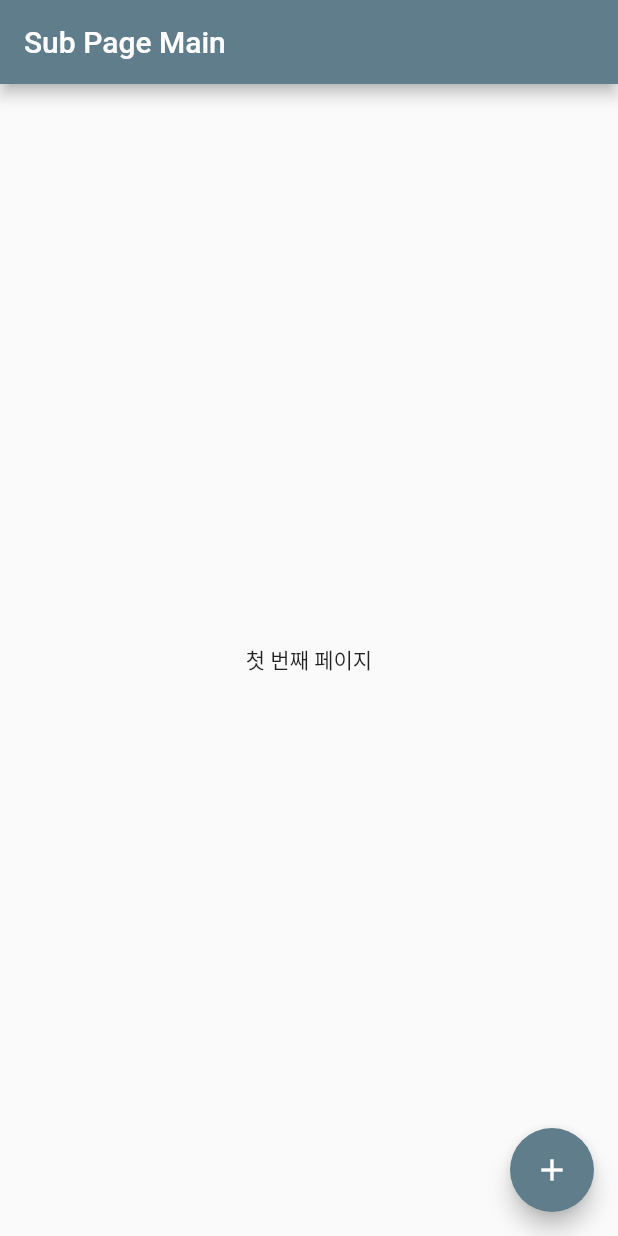
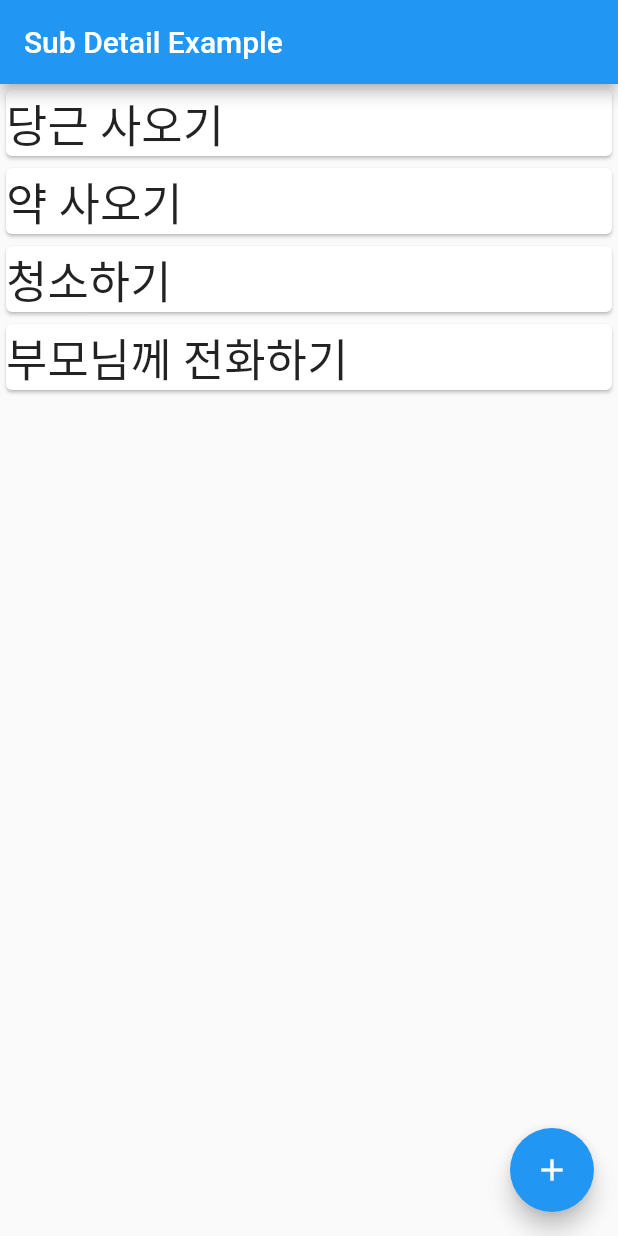
Before and after one commit to seunggyundev/navi_study, a Flutter app: the screen it shows after launch, on a phone screen of 412 x 824 dp. Run offline on Flutter 3.47's test engine with Material 2 defaults, Android fonts, the phone set to English and light mode, and no system bars.

Commit message:
third commit

```diff
--- a/lib/main.dart
+++ b/lib/main.dart
@@ -1,22 +1,25 @@
 import 'package:flutter/material.dart';
+import 'subDetail.dart';
+import 'secondDetail.dart';
+import 'thirdPage.dart';
 
 void main() {
   runApp(MyApp());
 }
 
 class MyApp extends StatelessWidget {
+  static const String _title = 'Widget Example';
+
   @override
   Widget build(BuildContext context) {
     return MaterialApp(
-      title: 'SubPage Example',
-      theme: ThemeData(
-        primarySwatch: Colors.blueGrey,
-      ),
+      title: _title,
       initialRoute: '/', //처음 앱을 시작했을 때 보여줄 경로 지정
       //<String : Widget> 형태로 경로 선언 String은 경로로 사용 Widget은 경로가 가리키는 위
       routes: {
-        '/': (context) => FirstPage(),
-        '/second': (context) => SecondPage()
+        '/': (context) => SubDetail(),
+        '/second': (context) => SecondDetail(),
+        '/third' : (context) => ThirdDetail(),
       },
     );
   }
--- /dev/null
+++ b/lib/subDetail.dart
@@ -0,0 +1,60 @@
+import 'package:flutter/material.dart';
+
+class SubDetail extends StatefulWidget {
+
+  @override
+  State<StatefulWidget> createState() => _SubDetail();
+}
+
+class _SubDetail extends State<SubDetail> {
+  List<String> todoList = List.empty(growable: true);
+
+  @override
+  void initState() {
+    super.initState();
+    todoList.add('당근 사오기');
+    todoList.add('약 사오기');
+    todoList.add('청소하기');
+    todoList.add('부모님께 전화하기');
+
+  }
+
+  @override
+  Widget build(BuildContext context) {
+    return Scaffold(
+      appBar: AppBar(
+        title: Text('Sub Detail Example'),
+      ),
+      body: ListView.builder(
+          itemBuilder: (context, index) {
+            return Card(
+              //더블 탭,롱탭,탭 등 다양한 터치이벤트 있음
+              child: InkWell(
+                child: Text(
+                  todoList[index],
+                  style: TextStyle(fontSize: 30),
+                ),
+                onTap: () {
+                  Navigator.of(context).pushNamed('/third', arguments: todoList[index]); //arguments로 지정한 데이터를 전달함
+                },
+              ),
+            );
+          },
+          itemCount: todoList.length,
+      ),
+      floatingActionButton: FloatingActionButton(
+        onPressed: () {
+          _addNavigation(context);
+        },
+        child: Icon(Icons.add),
+      ),
+    );
+  }
+
+  void _addNavigation(BuildContext context) async {
+    final result = await Navigator.of(context).pushNamed('/second');
+    setState(() {
+      todoList.add(result as String);
+    });
+  }
+}
```
Also changed, not shown: lib/secondDetail.dart (added, +32 -0 lines), lib/thirdPage.dart (added, +25 -0 lines).
